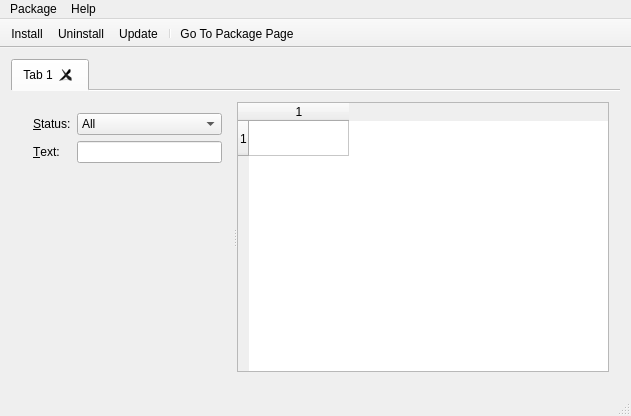
npackd/npackd, file wpmcpp/mainwindow.ui: the form before one commit.
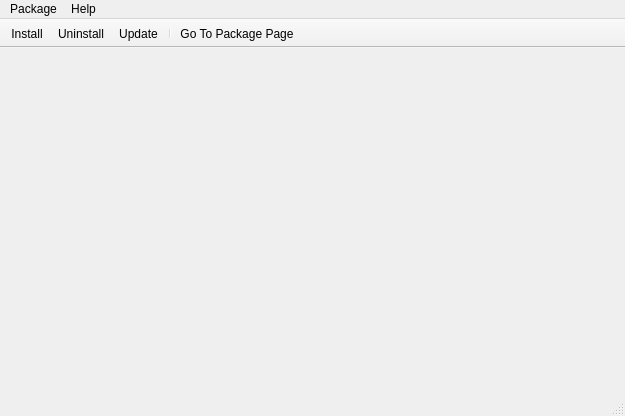
The form after the commit. Icons and pictures are not drawn.

Patch:
```diff
--- a/wpmcpp/mainwindow.ui
+++ b/wpmcpp/mainwindow.ui
@@ -26,152 +26,6 @@
       <property name="movable">
        <bool>true</bool>
       </property>
-      <widget class="QWidget" name="tab">
-       <property name="styleSheet">
-        <string notr="true"/>
-       </property>
-       <attribute name="title">
-        <string>Tab 1</string>
-       </attribute>
-       <layout class="QVBoxLayout" name="verticalLayout_2">
-        <item>
-         <widget class="QSplitter" name="splitter">
-          <property name="sizePolicy">
-           <sizepolicy hsizetype="Expanding" vsizetype="Expanding">
-            <horstretch>1</horstretch>
-            <verstretch>1</verstretch>
-           </sizepolicy>
-          </property>
-          <property name="minimumSize">
-           <size>
-            <width>583</width>
-            <height>0</height>
-           </size>
-          </property>
-          <property name="autoFillBackground">
-           <bool>false</bool>
-          </property>
-          <property name="orientation">
-           <enum>Qt::Horizontal</enum>
-          </property>
-          <widget class="QWidget" name="layoutWidget">
-           <layout class="QFormLayout" name="formLayout_2">
-            <item row="0" column="0">
-             <widget class="QLabel" name="label_2">
-              <property name="text">
-               <string>&amp;Status:</string>
-              </property>
-              <property name="buddy">
-               <cstring>comboBoxStatus</cstring>
-              </property>
-             </widget>
-            </item>
-            <item row="0" column="1">
-             <widget class="QComboBox" name="comboBoxStatus">
-              <property name="toolTip">
-               <string>filter the packages by  status</string>
-              </property>
-              <property name="currentIndex">
-               <number>0</number>
-              </property>
-              <item>
-               <property name="text">
-                <string>All</string>
-               </property>
-              </item>
-              <item>
-               <property name="text">
-                <string>Not Installed</string>
-               </property>
-              </item>
-              <item>
-               <property name="text">
-                <string>Installed</string>
-               </property>
-              </item>
-              <item>
-               <property name="text">
-                <string>Installed, Updateable</string>
-               </property>
-              </item>
-             </widget>
-            </item>
-            <item row="1" column="0">
-             <widget class="QLabel" name="label_3">
-              <property name="text">
-               <string>&amp;Text:</string>
-              </property>
-              <property name="buddy">
-               <cstring>lineEditText</cstring>
-              </property>
-             </widget>
-            </item>
-            <item row="1" column="1">
-             <widget class="QLineEdit" name="lineEditText">
-              <property name="toolTip">
-               <string>&lt;!DOCTYPE HTML PUBLIC &quot;-//W3C//DTD HTML 4.0//EN&quot; &quot;http://www.w3.org/TR/REC-html40/strict.dtd&quot;&gt;
-&lt;html&gt;&lt;head&gt;&lt;meta name=&quot;qrichtext&quot; content=&quot;1&quot; /&gt;&lt;style type=&quot;text/css&quot;&gt;
-p, li { white-space: pre-wrap; }
-&lt;/style&gt;&lt;/head&gt;&lt;body style=&quot;width: 10cm; font-family:'MS Shell Dlg 2'; font-size:8.25pt; font-weight:400; font-style:normal;&quot;&gt;
-&lt;p style=&quot; margin-top:0px; margin-bottom:0px; margin-left:0px; margin-right:0px; -qt-block-indent:0; text-indent:0px;&quot;&gt;&lt;span style=&quot; font-size:8pt;&quot;&gt;Enter here your search text. You can enter multiple words if a package should contain all of them. The search is case insensitive. No special characters are filtered out.&lt;/span&gt;&lt;/p&gt;&lt;/body&gt;&lt;/html&gt;</string>
-              </property>
-             </widget>
-            </item>
-           </layout>
-          </widget>
-          <widget class="QTableWidget" name="tableWidget">
-           <property name="enabled">
-            <bool>true</bool>
-           </property>
-           <property name="sizePolicy">
-            <sizepolicy hsizetype="Expanding" vsizetype="Expanding">
-             <horstretch>1</horstretch>
-             <verstretch>0</verstretch>
-            </sizepolicy>
-           </property>
-           <property name="mouseTracking">
-            <bool>true</bool>
-           </property>
-           <property name="contextMenuPolicy">
-            <enum>Qt::ActionsContextMenu</enum>
-           </property>
-           <property name="frameShape">
-            <enum>QFrame::StyledPanel</enum>
-           </property>
-           <property name="tabKeyNavigation">
-            <bool>false</bool>
-           </property>
-           <property name="alternatingRowColors">
-            <bool>false</bool>
-           </property>
-           <property name="selectionMode">
-            <enum>QAbstractItemView::ExtendedSelection</enum>
-           </property>
-           <property name="selectionBehavior">
-            <enum>QAbstractItemView::SelectRows</enum>
-           </property>
-           <property name="gridStyle">
-            <enum>Qt::SolidLine</enum>
-           </property>
-           <property name="sortingEnabled">
-            <bool>true</bool>
-           </property>
-           <property name="rowCount">
-            <number>1</number>
-           </property>
-           <property name="columnCount">
-            <number>1</number>
-           </property>
-           <attribute name="verticalHeaderDefaultSectionSize">
-            <number>35</number>
-           </attribute>
-           <row/>
-           <column/>
-          </widget>
-         </widget>
-        </item>
-       </layout>
-      </widget>
      </widget>
     </item>
    </layout>
```
Left out of the diff: 3 changed lines with no effect on the pictures.
